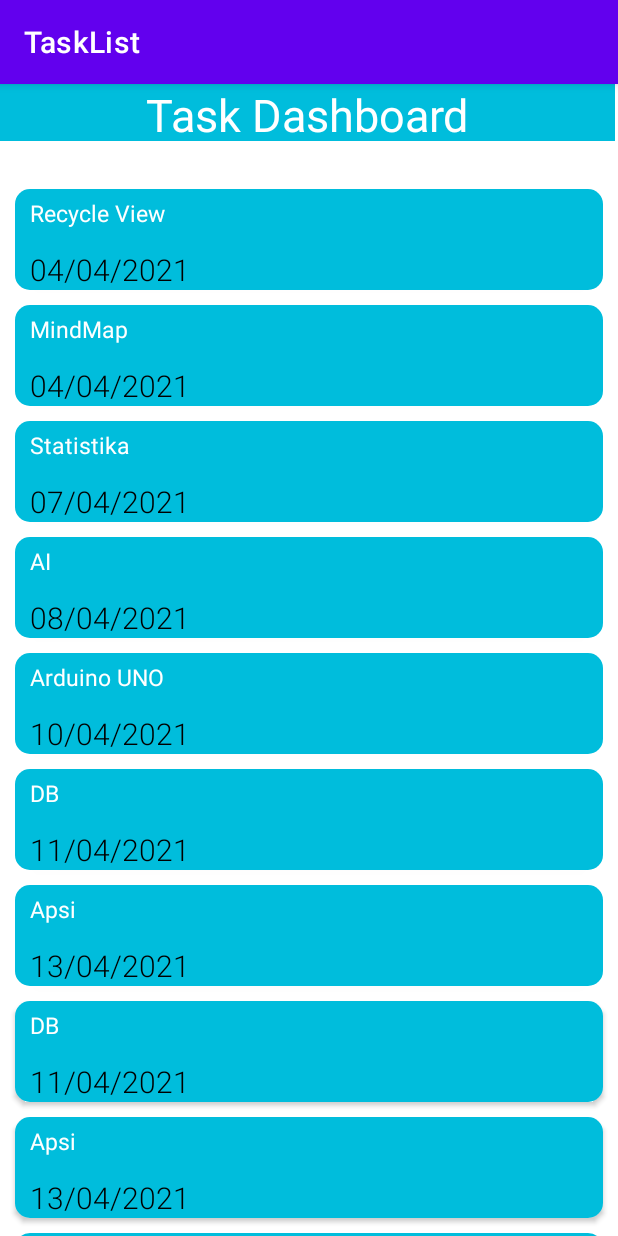
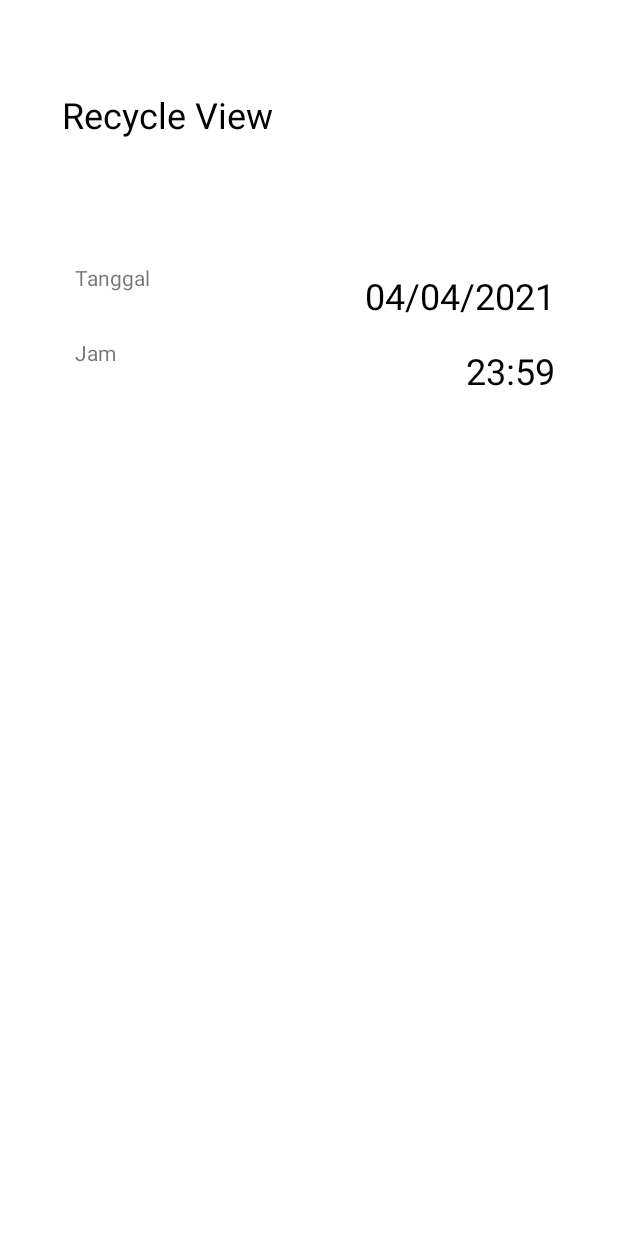
Before and after one commit to Fahrezaramadhani/TaskListWithRoom, an Android app: the screen it shows after launch (MainActivity before the commit, taskDetail after it), after a tap on "Recycle View", on a phone screen of 412 x 824 dp. Run offline under Robolectric (Android 15) with nearby library versions, the phone set to English and light mode, and no system bars.

Commit message:
second tasklist

```diff
--- a/app/src/main/AndroidManifest.xml
+++ b/app/src/main/AndroidManifest.xml
@@ -9,6 +9,7 @@
         android:roundIcon="@mipmap/ic_launcher_round"
         android:supportsRtl="true"
         android:theme="@style/Theme.TaskList">
+        <activity android:name=".taskDetail"></activity>
         <activity android:name=".MainActivity">
             <intent-filter>
                 <action android:name="android.intent.action.MAIN" />
--- a/app/src/main/java/com/example/tasklist/HomeFragment.java
+++ b/app/src/main/java/com/example/tasklist/HomeFragment.java
@@ -5,6 +5,7 @@ import android.os.Bundle;
 import android.view.LayoutInflater;
 import android.view.View;
 import android.view.ViewGroup;
+import android.widget.ImageView;
 
 import androidx.annotation.Nullable;
 import androidx.fragment.app.Fragment;
@@ -23,22 +24,24 @@ public class HomeFragment extends Fragment {
     }
 
     public void onActivityCreated(@Nullable final Bundle savedInstanceState){
+        int iv_tannggal = R.drawable.pngegg;
+        int iv_jam = R.drawable.clock;
         super.onActivityCreated(savedInstanceState);
         listTask[] myListData = new listTask[] {
-                new listTask("Recycle View", "04/04/2021"),
-                new listTask("MindMap", "04/04/2021"),
-                new listTask("Statistika ", "07/04/2021"),
-                new listTask("AI", "08/04/2021"),
-                new listTask("Arduino UNO", "10/04/2021"),
-                new listTask("DB", "11/04/2021"),
-                new listTask("Apsi", "13/04/2021"),
-                new listTask("DB", "11/04/2021"),
-                new listTask("Apsi", "13/04/2021"),
-                new listTask("DB", "11/04/2021"),
-                new listTask("Apsi", "13/04/2021"),
+                new listTask("Recycle View", "04/04/2021", iv_tannggal, "23:59", iv_jam),
+                new listTask("MindMap", "04/04/2021", iv_tannggal, "23:59", iv_jam),
+                new listTask("Statistika ", "07/04/2021", iv_tannggal, "23:59", iv_jam),
+                new listTask("AI", "08/04/2021", iv_tannggal, "23:59", iv_jam),
+                new listTask("Arduino UNO", "10/04/2021", iv_tannggal, "23:59", iv_jam),
+                new listTask("DB", "11/04/2021", iv_tannggal, "23:59", iv_jam),
+                new listTask("Apsi", "13/04/2021", iv_tannggal, "23:59", iv_jam),
+                new listTask("DB", "11/04/2021", iv_tannggal, "23:59", iv_jam),
+                new listTask("Apsi", "13/04/2021", iv_tannggal, "23:59", iv_jam),
+                new listTask("DB", "11/04/2021", iv_tannggal, "23:59", iv_jam),
+                new listTask("Apsi", "13/04/2021", iv_tannggal, "23:59", iv_jam),
         };
         RecyclerView recyclerView = (RecyclerView) getActivity().findViewById(R.id.ListHome);
-        adapter adapter = new adapter(myListData);
+        adapter adapter = new adapter(myListData, getContext());
         recyclerView.setHasFixedSize(true);
         recyclerView.setLayoutManager(new LinearLayoutManager(getContext()));
         recyclerView.setAdapter(adapter);
--- a/app/src/main/java/com/example/tasklist/adapter.java
+++ b/app/src/main/java/com/example/tasklist/adapter.java
@@ -1,5 +1,8 @@
 package com.example.tasklist;
 
+import android.content.Context;
+import android.content.Intent;
+import android.os.Bundle;
 import android.view.LayoutInflater;
 import android.view.View;
 import android.view.ViewGroup;
@@ -13,15 +16,17 @@ import androidx.cardview.widget.CardView;
 import androidx.recyclerview.widget.RecyclerView;
 
 public class adapter extends RecyclerView.Adapter<adapter.ViewHolder> {
+    Context context;
     private listTask[] listdata;
 
     // RecyclerView recyclerView;
-    public adapter(listTask[] listdata) {
+    public adapter(listTask[] listdata, Context ct) {
         this.listdata = listdata;
+        context = ct;
     }
     @Override
     public ViewHolder onCreateViewHolder(ViewGroup parent, int viewType) {
-        LayoutInflater layoutInflater = LayoutInflater.from(parent.getContext());
+        LayoutInflater layoutInflater = LayoutInflater.from(context);
         View listItem= layoutInflater.inflate(R.layout.list_item, parent, false);
         ViewHolder viewHolder = new ViewHolder(listItem);
         return viewHolder;
@@ -33,9 +38,19 @@ public class adapter extends RecyclerView.Adapter<adapter.ViewHolder> {
         final listTask myListTugas = listdata[position];
         holder.tv_taskNote.setText(listdata[position].getTaskNote());
         holder.tv_tanggalPengumpulan.setText(listdata[position].getTanggalPengumpulan());
+        holder.iv_tanggal.setImageResource(listdata[position].getIv_tanggal());
+        holder.tv_jam.setText(listdata[position].getJam());
+        holder.iv_jam.setImageResource(listdata[position].getIv_jam());
         holder.cardView.setOnClickListener(new View.OnClickListener() {
             @Override
             public void onClick(View view) {
+                Bundle bundle = new Bundle();
+                bundle.putString("namaTugas",listdata[position].getTaskNote().toString());
+                bundle.putString("tanggal",listdata[position].getTanggalPengumpulan().toString());
+                bundle.putString("jam",listdata[position].getJam().toString());
+                Intent intent = new Intent(context,taskDetail.class);
+                intent.putExtras(bundle);
+                context.startActivity(intent);
                 Toast.makeText(view.getContext(),"click on item: "+myListTugas.getTaskNote(),Toast.LENGTH_LONG).show();
             }
         });
@@ -49,13 +64,21 @@ public class adapter extends RecyclerView.Adapter<adapter.ViewHolder> {
 
     public static class ViewHolder extends RecyclerView.ViewHolder {
         public TextView tv_taskNote;
+        public ImageView iv_jam;
+        public TextView tv_jam;
+        public ImageView iv_tanggal;
         public TextView tv_tanggalPengumpulan;
         public CardView cardView;
+        public RelativeLayout relativeLayout;
         public ViewHolder(View itemView) {
             super(itemView);
             this.tv_taskNote = (TextView) itemView.findViewById(R.id.TaskNote);
             this.tv_tanggalPengumpulan = (TextView) itemView.findViewById(R.id.TanggalPengumpulan);
+            this.iv_tanggal = (ImageView) itemView.findViewById(R.id.ivtanggal);
+            this.tv_jam = (TextView) itemView.findViewById(R.id.jam);
+            this.iv_jam = (ImageView) itemView.findViewById(R.id.ivjam);
             cardView = (CardView)itemView.findViewById(R.id.TaskCard);
+            relativeLayout = (RelativeLayout) itemView.findViewById(R.id.relativelayout);
         }
     }
 }
--- a/app/src/main/java/com/example/tasklist/listTask.java
+++ b/app/src/main/java/com/example/tasklist/listTask.java
@@ -3,9 +3,15 @@ package com.example.tasklist;
 public class listTask {
     private String taskNote;
     private String tanggalPengumpulan;
-    public listTask(String taskNote, String tanggalPengumpulan) {
+    private String jam;
+    private int iv_jam;
+    private int iv_tanggal;
+    public listTask(String taskNote, String tanggalPengumpulan, int iv_tanggal, String jam, int iv_jam) {
         this.taskNote = taskNote;
         this.tanggalPengumpulan = tanggalPengumpulan;
+        this.iv_tanggal = iv_tanggal;
+        this.jam = jam;
+        this.iv_jam = iv_jam;
     }
     public String getTaskNote() {
         return taskNote;
@@ -20,4 +26,27 @@ public class listTask {
         this.tanggalPengumpulan = tanggalPengumpulan;
     }
 
+    public int getIv_jam() {
+        return iv_jam;
+    }
+
+    public void setIv_jam(int iv_jam) {
+        this.iv_jam = iv_jam;
+    }
+
+    public int getIv_tanggal() {
+        return iv_tanggal;
+    }
+
+    public void setIv_tanggal(int iv_tanggal) {
+        this.iv_tanggal = iv_tanggal;
+    }
+
+    public String getJam() {
+        return jam;
+    }
+
+    public void setJam(String jam) {
+        this.jam = jam;
+    }
 }
--- /dev/null
+++ b/app/src/main/java/com/example/tasklist/taskDetail.java
@@ -0,0 +1,49 @@
+package com.example.tasklist;
+
+import android.os.Bundle;
+import android.widget.TextView;
+
+import androidx.appcompat.app.AppCompatActivity;
+
+public class taskDetail extends AppCompatActivity {
+    String namaTugas, tanggal, jam;
+    TextView kolomNama;
+    TextView kolomTanggal;
+    TextView kolomJam;
+    @Override
+    protected void onCreate(Bundle savedInstanceState) {
+        super.onCreate(savedInstanceState);
+        setContentView(R.layout.activity_detail);
+
+        kolomNama =  findViewById(R.id.namatugas);
+        kolomTanggal =  findViewById(R.id.kolom_tanggal);
+        kolomJam =  findViewById(R.id.kolom_jam);
+
+        getData();
+        setData();
+    }
+
+    public void getData(){
+        Bundle bundle = getIntent().getExtras();
+        if(getIntent().hasExtra("namaTugas")
+                && getIntent().hasExtra("tanggal")
+                && getIntent().hasExtra("jam")){
+
+            namaTugas = bundle.getString("namaTugas");
+            tanggal = bundle.getString("tanggal");
+            jam = bundle.getString("jam");
+        }
+        else{
+            namaTugas = "-";
+            tanggal = "-";
+            jam = "-";
+        }
+
+    }
+
+    public void setData(){
+        kolomNama.setText(namaTugas);
+        kolomTanggal.setText(tanggal);
+        kolomJam.setText(jam);
+    }
+}
--- /dev/null
+++ b/app/src/main/res/layout/activity_detail.xml
@@ -0,0 +1,62 @@
+<?xml version="1.0" encoding="utf-8"?>
+<androidx.constraintlayout.widget.ConstraintLayout
+    xmlns:android="http://schemas.android.com/apk/res/android"
+    xmlns:tools="http://schemas.android.com/tools"
+    android:layout_width="match_parent"
+    android:layout_height="match_parent">
+
+    <FrameLayout
+        android:layout_width="match_parent"
+        android:layout_height="match_parent">
+
+        <TextView
+            android:id="@+id/kolom_jam"
+            android:layout_width="150dp"
+            android:layout_height="44dp"
+            android:layout_marginLeft="220dp"
+            android:layout_marginTop="225dp"
+            android:gravity="center_vertical|right"
+            android:background="@color/white"
+            android:text="jam"
+            android:textColor="@color/black"
+            android:textSize="24sp" />
+
+        <TextView
+            android:id="@+id/kolom_tanggal"
+            android:layout_width="150dp"
+            android:layout_height="44dp"
+            android:layout_marginLeft="220dp"
+            android:layout_marginTop="175dp"
+            android:background="@color/white"
+            android:text="tanggal"
+            android:gravity="center_vertical|right"
+            android:textColor="@color/black"
+            android:textSize="24sp" />
+
+        <TextView
+            android:id="@+id/namatugas"
+            android:layout_width="329dp"
+            android:layout_height="44dp"
+            android:layout_gravity="center_horizontal"
+            android:layout_marginTop="60dp"
+            android:background="@color/white"
+            android:textColor="@color/black"
+            android:textSize="24sp" />
+
+        <TextView
+            android:id="@+id/tv_tgl"
+            android:layout_width="wrap_content"
+            android:layout_height="wrap_content"
+            android:layout_marginLeft="50dp"
+            android:layout_marginTop="175dp"
+            android:text="Tanggal" />
+
+        <TextView
+            android:id="@+id/tv_jam"
+            android:layout_width="wrap_content"
+            android:layout_height="wrap_content"
+            android:layout_marginLeft="50dp"
+            android:layout_marginTop="225dp"
+            android:text="Jam" />
+    </FrameLayout>
+</androidx.constraintlayout.widget.ConstraintLayout>
--- a/app/src/main/res/layout/list_item.xml
+++ b/app/src/main/res/layout/list_item.xml
@@ -13,6 +13,7 @@
 
     <!-- TODO: Update blank fragment layout -->
     <RelativeLayout
+        android:id="@+id/relativelayout"
         android:layout_width="match_parent"
         android:layout_height="wrap_content"
         android:background="#00bddc">
@@ -28,18 +29,59 @@
             android:textColor="@color/white"
             android:textSize="15dp" />
 
-
         <TextView
             android:id="@+id/TanggalPengumpulan"
             android:layout_width="wrap_content"
             android:layout_height="wrap_content"
-            android:layout_marginStart="10dp"
-            android:layout_marginLeft="10dp"
-            android:layout_marginTop="40dp"
+            android:layout_marginStart="50dp"
+            android:layout_marginLeft="50dp"
+            android:layout_marginTop="35dp"
             android:fontFamily="sans-serif-light"
             android:text="Tanggal"
             android:textColor="@color/black"
             android:textSize="20dp" />
 
+        <TextView
+            android:id="@+id/jam"
+            android:layout_width="wrap_content"
+            android:layout_height="wrap_content"
+            android:layout_marginStart="205dp"
+            android:layout_marginLeft="205dp"
+            android:layout_marginTop="35dp"
+            android:fontFamily="sans-serif-light"
+            android:text="jam"
+            android:textColor="@color/black"
+            android:textSize="20dp" />
+
+        <ImageView
+            android:id="@+id/ivtanggal"
+            android:layout_width="wrap_content"
+            android:layout_height="wrap_content"
+            android:layout_alignParentStart="true"
+            android:layout_alignParentLeft="true"
+            android:layout_marginStart="16dp"
+            android:layout_marginLeft="10dp"
+            android:layout_marginTop="35dp"
+            android:adjustViewBounds="true"
+            android:contentDescription="Icon"
+            android:maxWidth="25dp"
+            android:maxHeight="25dp"
+            android:scaleType="fitCenter" />
+
+        <ImageView
+            android:id="@+id/ivjam"
+            android:layout_width="wrap_content"
+            android:layout_height="wrap_content"
+            android:layout_alignParentStart="true"
+            android:layout_alignParentLeft="true"
+            android:layout_marginStart="165dp"
+            android:layout_marginLeft="165dp"
+            android:layout_marginTop="35dp"
+            android:adjustViewBounds="true"
+            android:contentDescription="Icon"
+            android:maxWidth="25dp"
+            android:maxHeight="25dp"
+            android:scaleType="fitCenter" />
+
     </RelativeLayout>
 </androidx.cardview.widget.CardView>
--- a/app/src/main/res/values-night/themes.xml
+++ b/app/src/main/res/values-night/themes.xml
@@ -1,6 +1,6 @@
 <resources xmlns:tools="http://schemas.android.com/tools">
     <!-- Base application theme. -->
-    <style name="Theme.TaskList" parent="Theme.MaterialComponents.DayNight.DarkActionBar">
+    <style name="Theme.TaskList" parent="Theme.MaterialComponents.DayNight.NoActionBar">
         <!-- Primary brand color. -->
         <item name="colorPrimary">@color/purple_200</item>
         <item name="colorPrimaryVariant">@color/purple_700</item>
--- a/app/src/main/res/values/themes.xml
+++ b/app/src/main/res/values/themes.xml
@@ -1,6 +1,6 @@
 <resources xmlns:tools="http://schemas.android.com/tools">
     <!-- Base application theme. -->
-    <style name="Theme.TaskList" parent="Theme.MaterialComponents.DayNight.DarkActionBar">
+    <style name="Theme.TaskList" parent="Theme.MaterialComponents.DayNight.NoActionBar">
         <!-- Primary brand color. -->
         <item name="colorPrimary">@color/purple_500</item>
         <item name="colorPrimaryVariant">@color/purple_700</item>
```
Also changed, not shown: app/src/main/res/drawable/clock.png (added), app/src/main/res/drawable/iconjam.png (deleted), app/src/main/res/drawable/pngegg.png (added).
